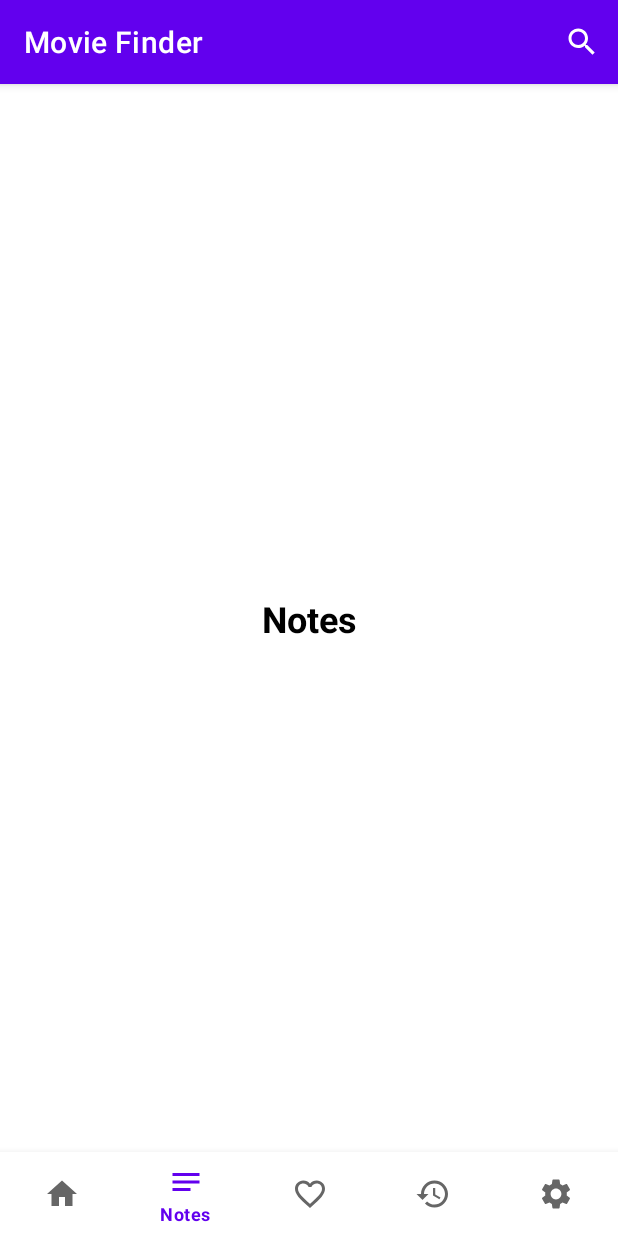
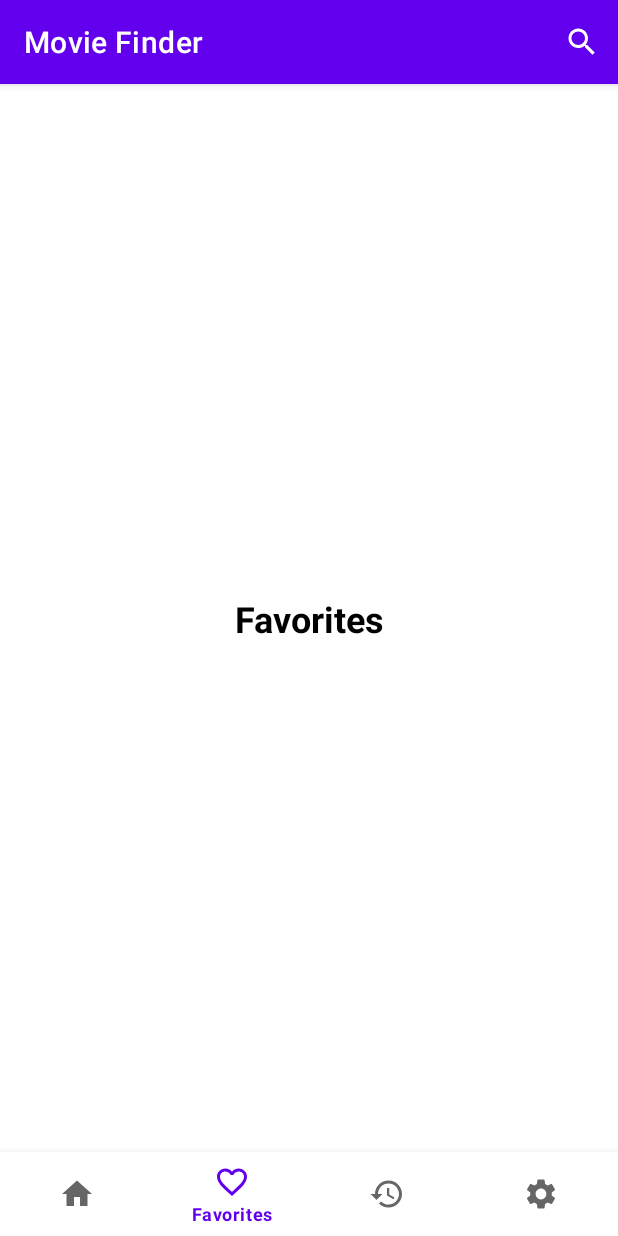
Before and after one commit to sergey-shevtsov/Movie-Finder, an Android app: the screen it shows after launch (MainActivity), item 2 of the bottom bar chosen, on a phone screen of 412 x 824 dp. Run offline under Robolectric (Android 15) with nearby library versions, the phone set to English and light mode, and no system bars; libraries missing offline, so code that uses them is left out: coil.api.load; pictures from the network do not load.

Commit message:
Убрал NotesFragment, заметки будут храниться в истории. Добавил Entity для элемента истории

```diff
--- a/app/src/main/java/com/example/android/moviefinder/model/MovieListDTO.kt
+++ b/app/src/main/java/com/example/android/moviefinder/model/MovieListDTO.kt
@@ -5,7 +5,7 @@ data class MovieListDTO(
 ) {
     data class MovieItemDTO(
         val poster_path: String?,
-        var adult: Boolean?,
+        val adult: Boolean?,
         val overview: String?,
         val release_date: String?,
         val genre_ids: Array<Int>?,
--- /dev/null
+++ b/app/src/main/java/com/example/android/moviefinder/model/local/HistoryEntity.kt
@@ -0,0 +1,14 @@
+package com.example.android.moviefinder.model.local
+
+import androidx.room.Entity
+import androidx.room.PrimaryKey
+import com.example.android.moviefinder.model.MovieDetailsDTO
+
+@Entity
+data class HistoryEntity(
+    @PrimaryKey
+    val id: Int,
+    val movie: MovieDetailsDTO,
+    val timestamp: Long,
+    val note: String
+)
--- a/app/src/main/java/com/example/android/moviefinder/view/MainActivity.kt
+++ b/app/src/main/java/com/example/android/moviefinder/view/MainActivity.kt
@@ -20,7 +20,6 @@ import com.example.android.moviefinder.model.*
 import com.example.android.moviefinder.view.favorites.FavoritesFragment
 import com.example.android.moviefinder.view.history.HistoryFragment
 import com.example.android.moviefinder.view.home.HomeFragment
-import com.example.android.moviefinder.view.notes.NotesFragment
 import com.example.android.moviefinder.view.settings.SettingsFragment
 
 class MainActivity : AppCompatActivity() {
@@ -107,7 +106,6 @@ class MainActivity : AppCompatActivity() {
         binding.bottomNavigation.setOnItemSelectedListener {
             when (it.itemId) {
                 R.id.home -> replaceFragment(HomeFragment.newInstance())
-                R.id.notes -> replaceFragment(NotesFragment.newInstance())
                 R.id.favorites -> replaceFragment(FavoritesFragment.newInstance())
                 R.id.history -> replaceFragment(HistoryFragment.newInstance())
                 R.id.settings -> replaceFragment(SettingsFragment.newInstance())
--- a/app/src/main/java/com/example/android/moviefinder/view/notes/NotesFragment.kt
+++ /dev/null
@@ -1,46 +0,0 @@
-package com.example.android.moviefinder.view.notes
-
-import android.os.Bundle
-import android.view.LayoutInflater
-import android.view.View
-import android.view.ViewGroup
-import androidx.fragment.app.Fragment
-import androidx.lifecycle.ViewModel
-import androidx.lifecycle.ViewModelProvider
-import com.example.android.moviefinder.databinding.NotesFragmentBinding
-import com.example.android.moviefinder.view.hideHomeButton
-import com.example.android.moviefinder.viewmodel.NotesViewModel
-
-class NotesFragment : Fragment() {
-
-    companion object {
-        fun newInstance() = NotesFragment()
-    }
-
-    private val viewModel: ViewModel by lazy {
-        ViewModelProvider(this).get(NotesViewModel::class.java)
-    }
-    private var _binding: NotesFragmentBinding? = null
-    private val binding get() = _binding!!
-
-    override fun onCreateView(
-        inflater: LayoutInflater,
-        container: ViewGroup?,
-        savedInstanceState: Bundle?
-    ): View {
-        _binding = NotesFragmentBinding.inflate(inflater, container, false)
-
-        activity?.hideHomeButton()
-
-        return binding.root
-    }
-
-    override fun onViewCreated(view: View, savedInstanceState: Bundle?) {
-        super.onViewCreated(view, savedInstanceState)
-    }
-
-    override fun onDestroyView() {
-        super.onDestroyView()
-        _binding = null
-    }
-}
--- a/app/src/main/java/com/example/android/moviefinder/viewmodel/NotesViewModel.kt
+++ /dev/null
@@ -1,7 +0,0 @@
-package com.example.android.moviefinder.viewmodel
-
-import androidx.lifecycle.ViewModel
-
-class NotesViewModel : ViewModel() {
-
-}
--- a/app/src/main/res/drawable/ic_notes.xml
+++ /dev/null
@@ -1,5 +0,0 @@
-<vector android:height="24dp" android:tint="#606060"
-    android:viewportHeight="24" android:viewportWidth="24"
-    android:width="24dp" xmlns:android="http://schemas.android.com/apk/res/android">
-    <path android:fillColor="@android:color/white" android:pathData="M3,18h12v-2L3,16v2zM3,6v2h18L21,6L3,6zM3,13h18v-2L3,11v2z"/>
-</vector>
--- a/app/src/main/res/layout/notes_fragment.xml
+++ /dev/null
@@ -1,19 +0,0 @@
-<?xml version="1.0" encoding="utf-8"?>
-<androidx.constraintlayout.widget.ConstraintLayout xmlns:android="http://schemas.android.com/apk/res/android"
-    android:layout_width="match_parent"
-    android:layout_height="match_parent"
-    xmlns:app="http://schemas.android.com/apk/res-auto">
-
-    <TextView
-        android:layout_width="wrap_content"
-        android:layout_height="wrap_content"
-        android:textSize="24sp"
-        android:textStyle="bold"
-        android:textColor="@color/black"
-        android:text="@string/notes"
-        app:layout_constraintStart_toStartOf="parent"
-        app:layout_constraintTop_toTopOf="parent"
-        app:layout_constraintEnd_toEndOf="parent"
-        app:layout_constraintBottom_toBottomOf="parent"/>
-
-</androidx.constraintlayout.widget.ConstraintLayout>
--- a/app/src/main/res/menu/bottom_menu.xml
+++ b/app/src/main/res/menu/bottom_menu.xml
@@ -8,27 +8,21 @@
         android:orderInCategory="1"/>
 
     <item
-        android:id="@+id/notes"
-        android:icon="@drawable/ic_notes"
-        android:title="@string/notes"
-        android:orderInCategory="2"/>
-
-    <item
         android:id="@+id/favorites"
         android:icon="@drawable/ic_favorites"
         android:title="@string/favorites"
-        android:orderInCategory="3"/>
+        android:orderInCategory="2"/>
 
     <item
         android:id="@+id/history"
         android:icon="@drawable/ic_history"
         android:title="@string/history"
-        android:orderInCategory="4"/>
+        android:orderInCategory="3"/>
 
     <item
         android:id="@+id/settings"
         android:icon="@drawable/ic_settings"
         android:title="@string/settings"
-        android:orderInCategory="5"/>
+        android:orderInCategory="4"/>
 
 </menu>
```
Also changed, not shown: 1 other file.
